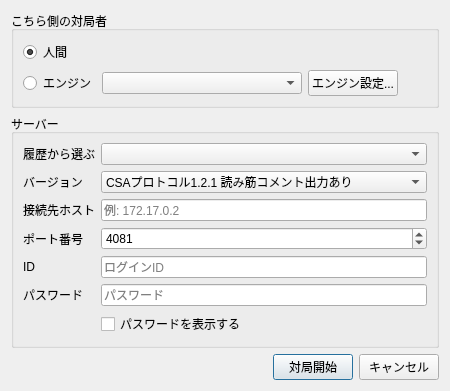
Qt form ui/csagamedialog.ui (hnakada123/ShogiBoardQ) before a commit.
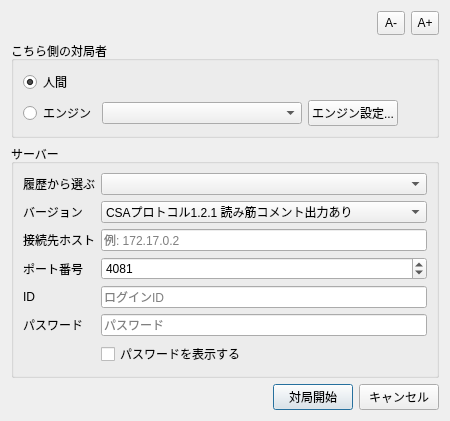
The same form after that commit.

Patch:
```diff
--- a/ui/csagamedialog.ui
+++ b/ui/csagamedialog.ui
@@ -14,6 +14,67 @@
    <string>通信対局（CSA）</string>
   </property>
   <layout class="QVBoxLayout" name="verticalLayoutMain">
+   <item>
+    <layout class="QHBoxLayout" name="horizontalLayoutFontSize">
+     <item>
+      <spacer name="horizontalSpacerFontLeft">
+       <property name="orientation">
+        <enum>Qt::Orientation::Horizontal</enum>
+       </property>
+       <property name="sizeHint" stdset="0">
+        <size>
+         <width>40</width>
+         <height>20</height>
+        </size>
+       </property>
+      </spacer>
+     </item>
+     <item>
+      <widget class="QToolButton" name="toolButtonFontDecrease">
+       <property name="text">
+        <string>A-</string>
+       </property>
+       <property name="toolTip">
+        <string>フォントサイズを小さくする</string>
+       </property>
+       <property name="minimumSize">
+        <size>
+         <width>28</width>
+         <height>24</height>
+        </size>
+       </property>
+       <property name="maximumSize">
+        <size>
+         <width>28</width>
+         <height>24</height>
+        </size>
+       </property>
+      </widget>
+     </item>
+     <item>
+      <widget class="QToolButton" name="toolButtonFontIncrease">
+       <property name="text">
+        <string>A+</string>
+       </property>
+       <property name="toolTip">
+        <string>フォントサイズを大きくする</string>
+       </property>
+       <property name="minimumSize">
+        <size>
+         <width>28</width>
+         <height>24</height>
+        </size>
+       </property>
+       <property name="maximumSize">
+        <size>
+         <width>28</width>
+         <height>24</height>
+        </size>
+       </property>
+      </widget>
+     </item>
+    </layout>
+   </item>
    <item>
     <widget class="QGroupBox" name="groupBoxPlayer">
      <property name="title">
```
